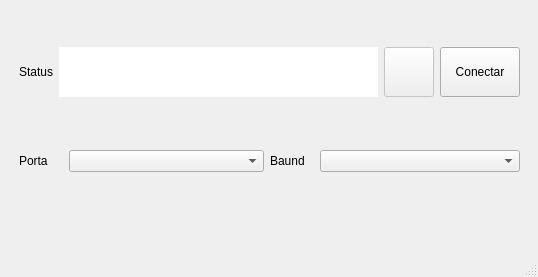
The window that lib/ui/mainwindow.ui (lucasfturos/TCC-Controle-de-Maquina) describes before a commit, drawn with Qt 5.
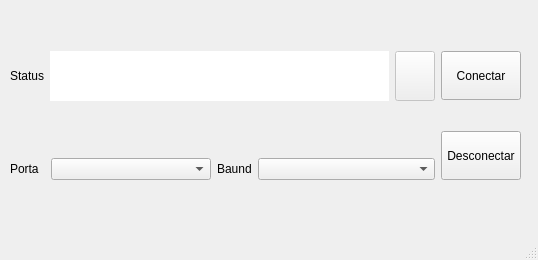
The same window after the commit.

Patch:
```diff
--- a/lib/ui/mainwindow.ui
+++ b/lib/ui/mainwindow.ui
@@ -10,7 +10,7 @@
     <x>0</x>
     <y>0</y>
     <width>538</width>
-    <height>277</height>
+    <height>260</height>
    </rect>
   </property>
   <property name="maximumSize">
@@ -26,15 +26,39 @@
    <widget class="QWidget" name="gridLayoutWidget_3">
     <property name="geometry">
      <rect>
-      <x>19</x>
+      <x>10</x>
       <y>0</y>
-      <width>501</width>
-      <height>221</height>
+      <width>511</width>
+      <height>231</height>
      </rect>
     </property>
     <layout class="QGridLayout" name="gridLayout_3">
+     <item row="1" column="0">
+      <layout class="QGridLayout" name="gridLayout" columnstretch="10,45,10,50,0" columnminimumwidth="0,0,0,0,0">
+       <item row="0" column="2">
+        <widget class="QLabel" name="label_3">
+         <property name="text">
+          <string>Baund</string>
+         </property>
+        </widget>
+       </item>
+       <item row="0" column="1">
+        <widget class="QComboBox" name="showPorts"/>
+       </item>
+       <item row="0" column="0">
+        <widget class="QLabel" name="label">
+         <property name="text">
+          <string>Porta</string>
+         </property>
+        </widget>
+       </item>
+       <item row="0" column="3" colspan="2">
+        <widget class="QComboBox" name="showBauds"/>
+       </item>
+      </layout>
+     </item>
      <item row="0" column="0">
-      <layout class="QGridLayout" name="gridLayout_2" rowstretch="0" columnstretch="0,30,50,100">
+      <layout class="QGridLayout" name="gridLayout_2" rowstretch="0" columnstretch="0,0,0,0">
        <item row="0" column="1">
         <widget class="QLineEdit" name="statusConnection">
          <property name="enabled">
@@ -57,6 +81,13 @@
          </property>
         </widget>
        </item>
+       <item row="0" column="0">
+        <widget class="QLabel" name="label_2">
+         <property name="text">
+          <string>Status</string>
+         </property>
+        </widget>
+       </item>
        <item row="0" column="2">
         <widget class="QPushButton" name="pushButton_4">
          <property name="enabled">
@@ -73,21 +104,31 @@
          </property>
         </widget>
        </item>
-       <item row="0" column="0">
-        <widget class="QLabel" name="label_2">
+      </layout>
+     </item>
+     <item row="0" column="1" rowspan="2">
+      <layout class="QGridLayout" name="gridLayout_4">
+       <item row="3" column="0">
+        <widget class="QPushButton" name="disconnectDevice">
+         <property name="maximumSize">
+          <size>
+           <width>100</width>
+           <height>50</height>
+          </size>
+         </property>
          <property name="text">
-          <string>Status</string>
+          <string>Desconectar</string>
          </property>
         </widget>
        </item>
-       <item row="0" column="3">
-        <widget class="QPushButton" name="connectPort">
+       <item row="0" column="0">
+        <widget class="QPushButton" name="connectDevice">
          <property name="enabled">
           <bool>true</bool>
          </property>
          <property name="maximumSize">
           <size>
-           <width>80</width>
+           <width>100</width>
            <height>50</height>
           </size>
          </property>
@@ -96,29 +137,21 @@
          </property>
         </widget>
        </item>
-      </layout>
-     </item>
-     <item row="1" column="0">
-      <layout class="QGridLayout" name="gridLayout" columnstretch="10,45,10,46">
-       <item row="0" column="2">
-        <widget class="QLabel" name="label_3">
-         <property name="text">
-          <string>Baund</string>
+       <item row="1" column="0">
+        <spacer name="verticalSpacer">
+         <property name="orientation">
+          <enum>Qt::Vertical</enum>
          </property>
-        </widget>
-       </item>
-       <item row="0" column="3">
-        <widget class="QComboBox" name="showBauds"/>
-       </item>
-       <item row="0" column="0">
-        <widget class="QLabel" name="label">
-         <property name="text">
-          <string>Porta</string>
+         <property name="sizeType">
+          <enum>QSizePolicy::Fixed</enum>
          </property>
-        </widget>
-       </item>
-       <item row="0" column="1">
-        <widget class="QComboBox" name="showPorts"/>
+         <property name="sizeHint" stdset="0">
+          <size>
+           <width>10</width>
+           <height>25</height>
+          </size>
+         </property>
+        </spacer>
        </item>
       </layout>
      </item>
```
